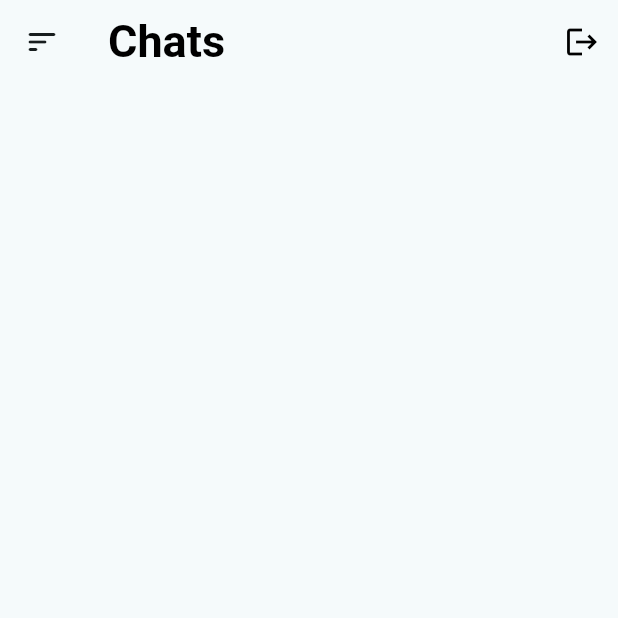
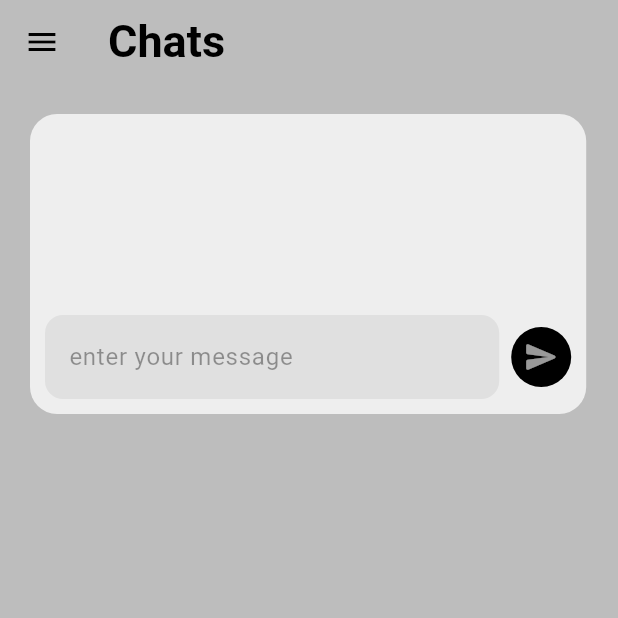
Before and after one commit to devcooljoee/flutter-firebase, a Flutter app: the screen it shows once a user with an empty profile is signed in, on a phone screen of 412 x 824 dp, the top half of it. Run offline on Flutter 3.47's test engine with Material 3 defaults, Android fonts, the phone set to English and light mode, and no system bars; our stand-ins replace firebase_auth, firebase_core; accounts and stored records are empty; network calls fail.

Commit message:
new commit

```diff
--- a/lib/main.dart
+++ b/lib/main.dart
@@ -7,6 +7,7 @@ import 'package:flutterfirebase/pages/forgot.dart';
 import 'package:flutterfirebase/pages/login_page.dart';
 import 'package:flutterfirebase/pages/signup_screen.dart';
 import 'package:flutterfirebase/views/components/splash_screen.dart';
+import 'package:flutterfirebase/views/theme/theme_data.dart';
 
 void main() async {
   WidgetsFlutterBinding.ensureInitialized();
@@ -25,13 +26,11 @@ class MyApp extends StatelessWidget {
     return MaterialApp(
         debugShowCheckedModeBanner: false,
         title: 'Flutter Firebase',
-        theme: ThemeData(
-          colorScheme: ColorScheme.fromSeed(seedColor: Colors.white),
-          useMaterial3: true,
-        ),
+        theme: lightMode,
+        darkTheme: darkMode,
         home: const SplashScreenState(),
         routes: {
-          '/login': (context) => LoginScreen(),
+          '/login': (context) => const LoginScreen(),
           '/register': (context) => const SignUpScreen(),
           '/forgot': (context) => ForgotPassowrd(),
           '/chatscreen': (context) => const ChatScreen(),
--- a/lib/pages/auth_page.dart
+++ b/lib/pages/auth_page.dart
@@ -9,6 +9,7 @@ class AuthPage extends StatelessWidget {
   @override
   Widget build(BuildContext context) {
     return Scaffold(
+      backgroundColor: Theme.of(context).colorScheme.surface,
       body: StreamBuilder<User?>(
         stream: FirebaseAuth.instance.authStateChanges(),
         builder: (context, snapshot) {
--- a/lib/pages/chat_screen.dart
+++ b/lib/pages/chat_screen.dart
@@ -1,34 +1,37 @@
-import 'package:firebase_auth/firebase_auth.dart';
 import 'package:flutter/material.dart';
-import 'package:flutterfirebase/views/components/app_text.dart';
+// import 'package:flutter/widgets.dart';
+import 'package:flutterfirebase/views/components/chat_carousel_container.dart';
+
+import '../views/components/app_drawer.dart';
 
 class ChatScreen extends StatelessWidget {
   const ChatScreen({super.key});
 
-  void signOutUser() async {
-    await FirebaseAuth.instance.signOut();
-  }
-
   @override
   Widget build(BuildContext context) {
     return Scaffold(
+      backgroundColor: Theme.of(context).colorScheme.surface,
       appBar: AppBar(
-        title: const Text("Chats", style: AppText.mainText),
-        actions: [
-          IconButton(
-            onPressed: signOutUser,
-            icon: const Icon(Icons.logout),
-            iconSize: 24.0,
-            color: Colors.black,
-          )
-        ],
-        leading: IconButton(
-            onPressed: () {
-              return Scaffold.of(context).openDrawer();
-            },
-            icon: const Icon(Icons.sort_rounded)),
+        title: const Text("Chats", style: TextStyle()),
       ),
-      body: const ListTile(),
+      drawer: const AppDrawer(),
+      body: const Padding(
+        padding: EdgeInsets.all(10.0),
+        child: Column(
+          children: [
+            SingleChildScrollView(
+              scrollDirection: Axis.horizontal,
+              child: Row(
+                children: [
+                  ChatCarouselContainer(),
+                  SizedBox(width: 10),
+                  ChatCarouselContainer(),
+                ],
+              ),
+            )
+          ],
+        ),
+      ),
     );
   }
 }
--- a/lib/pages/forgot.dart
+++ b/lib/pages/forgot.dart
@@ -14,6 +14,7 @@ class ForgotPassowrd extends StatelessWidget {
   @override
   Widget build(BuildContext context) {
     return Scaffold(
+      backgroundColor: Theme.of(context).colorScheme.surface,
       body: SingleChildScrollView(
         child: SizedBox(
           height: MediaQuery.of(context).size.height,
--- /dev/null
+++ b/lib/views/components/chat_carousel_container.dart
@@ -0,0 +1,74 @@
+import 'package:flutter/material.dart';
+import 'package:flutterfirebase/views/components/username_textfield.dart';
+
+class ChatCarouselContainer extends StatelessWidget {
+  final TextEditingController? messageController;
+  const ChatCarouselContainer({super.key, this.messageController});
+
+  // void openAddSign() async {
+  //   showDialog(
+
+  //       builder: (context) {
+  //         return const PopupMenuItem(
+  //             child: Column(
+  //           children: [
+  //             Text(
+  //               "Image",
+  //               style: AppText.subText,
+  //             ),
+  //             Text(
+  //               "Document",
+  //               style: AppText.subText,
+  //             ),
+  //             Text(
+  //               "Video",
+  //               style: AppText.subText,
+  //             ),
+  //           ],
+  //         ));
+  //       }, context: );
+  // }
+
+  @override
+  Widget build(BuildContext context) {
+    return Padding(
+      padding: const EdgeInsets.all(10.0),
+      child: Container(
+        padding: const EdgeInsets.all(10),
+        height: 200,
+        // width: 300,
+        width: MediaQuery.of(context).size.width * 0.9,
+        decoration: BoxDecoration(
+            borderRadius: BorderRadius.circular(18),
+            color: Theme.of(context).colorScheme.primary),
+        child: Align(
+          alignment: Alignment.bottomCenter,
+          child: Row(
+            children: [
+              Expanded(
+                child: UsernameTextField(
+                  hinttext: "enter your message",
+                  controller: messageController,
+                  obscuretext: false,
+                ),
+              ),
+              const SizedBox(width: 8),
+              Container(
+                  decoration: BoxDecoration(
+                    borderRadius: BorderRadius.circular(100),
+                    color: Colors.black,
+                  ),
+                  child: const Padding(
+                    padding: EdgeInsets.all(8.0),
+                    child: Icon(
+                      Icons.send_rounded,
+                      color: Colors.white60,
+                    ),
+                  ))
+            ],
+          ),
+        ),
+      ),
+    );
+  }
+}
--- a/lib/views/components/image_container.dart
+++ b/lib/views/components/image_container.dart
@@ -4,7 +4,7 @@ import 'package:flutter/material.dart';
 
 class ImageContainer extends StatelessWidget {
   final String imagePath;
-  final int? height;
+  final double? height;
   const ImageContainer({super.key, required this.imagePath, this.height});
 
   @override
@@ -13,11 +13,11 @@ class ImageContainer extends StatelessWidget {
       padding: EdgeInsets.all(5),
       decoration: BoxDecoration(
         borderRadius: BorderRadius.circular(12),
-        color: Colors.grey[200],
+        color: Theme.of(context).colorScheme.primary,
       ),
       child: Image.asset(
         imagePath,
-        height: 60,
+        height: height,
       ),
     );
   }
--- a/lib/views/components/username_textfield.dart
+++ b/lib/views/components/username_textfield.dart
@@ -3,7 +3,7 @@
 import 'package:flutter/material.dart';
 
 class UsernameTextField extends StatefulWidget {
-  final String label;
+  final String? label;
   final controller;
   final hinttext;
   final obscuretext;
@@ -11,7 +11,7 @@ class UsernameTextField extends StatefulWidget {
 
   const UsernameTextField({
     super.key,
-    required this.label,
+    this.label,
     required this.controller,
     this.hinttext,
     this.obscuretext,
--- /dev/null
+++ b/lib/views/theme/theme_data.dart
@@ -0,0 +1,27 @@
+import 'package:flutter/material.dart';
+
+ThemeData lightMode = ThemeData(
+  brightness: Brightness.light,
+  colorScheme: ColorScheme.light(
+    surface: Colors.grey.shade400,
+    primary: Colors.grey.shade200,
+  ),
+  textTheme: const TextTheme(
+      titleMedium: TextStyle(
+          fontSize: 18, fontWeight: FontWeight.w600, color: Colors.black),
+      titleLarge: TextStyle(
+          fontSize: 30, fontWeight: FontWeight.bold, color: Colors.black)),
+);
+
+ThemeData darkMode = ThemeData(
+  brightness: Brightness.dark,
+  colorScheme: ColorScheme.dark(
+    surface: Colors.grey.shade900,
+    primary: Colors.grey.shade600,
+  ),
+  textTheme: const TextTheme(
+      titleMedium: TextStyle(
+          fontSize: 18, fontWeight: FontWeight.w600, color: Colors.white),
+      titleLarge: TextStyle(
+          fontSize: 30, fontWeight: FontWeight.bold, color: Colors.white)),
+);
```
Also changed, not shown: lib/pages/login_page.dart (+23 -15 lines), lib/pages/signup_screen.dart (+28 -13 lines), lib/views/components/app_drawer.dart (added, +67 -0 lines), lib/views/components/splash_screen.dart (+5 -10 lines), lib/views/components/theme_mode_controller.dart (added, +26 -0 lines).
